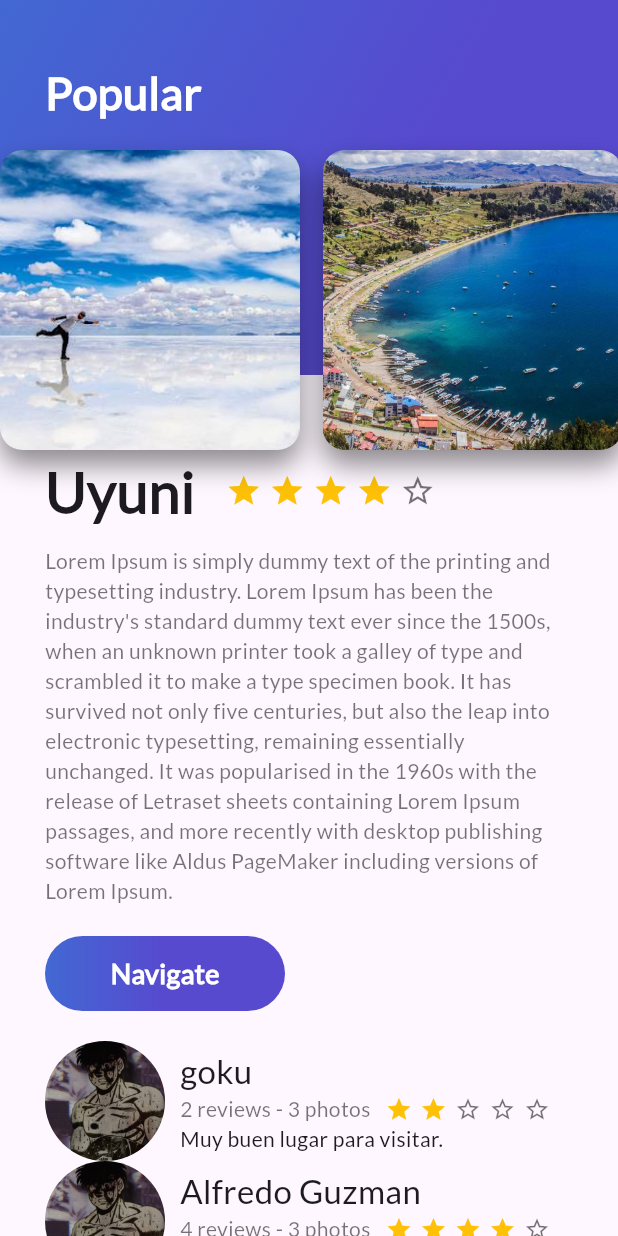
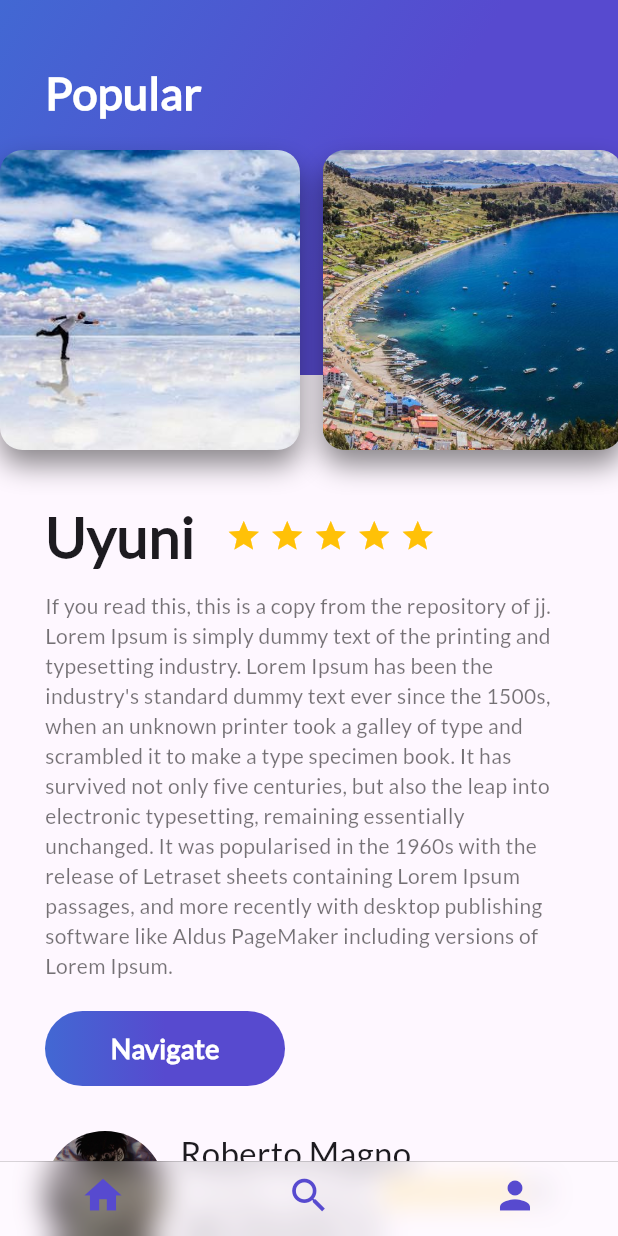
Before and after one commit to juansoly/ProyectoN2, a Flutter app: the screen it shows after launch, on a phone screen of 412 x 824 dp. Run offline on Flutter 3.47's test engine with Material 3 defaults, Android fonts, the phone set to English and light mode, and no system bars.

Commit message:
subido el 16/11/2025

```diff
--- a/places/lib/home.dart
+++ b/places/lib/home.dart
@@ -1,10 +1,10 @@
-import 'package:flutter/cupertino.dart';
 import 'package:flutter/material.dart';
 import 'package:places/card_image.dart';
 import 'package:places/gradient_back.dart';
 import 'package:places/home_app_bar.dart';
 import 'package:places/review.dart';
 import 'package:places/review_list.dart';
+
 import 'description_place.dart';
 
 class MyHome extends StatelessWidget{
@@ -12,41 +12,36 @@ class MyHome extends StatelessWidget{
   Widget build(BuildContext context) {
     final descriptionPlace = Container(
         margin: EdgeInsets.only(
-          top: 300,
+            top: 330,
             left: 30,
             right: 30
         ),
+        child: DescriptionPlace("Uyuni", 5, "If you read this, this is a copy from the repository of jj. Lorem Ipsum is simply dummy text of the printing and typesetting industry. Lorem Ipsum has been the industry's standard dummy text ever since the 1500s, when an unknown printer took a galley of type and scrambled it to make a type specimen book. It has survived not only five centuries, but also the leap into electronic typesetting, remaining essentially unchanged. It was popularised in the 1960s with the release of Letraset sheets containing Lorem Ipsum passages, and more recently with desktop publishing software like Aldus PageMaker including versions of Lorem Ipsum.")
+    );
 
-      child: DescriptionPlace("Uyuni",4,"Lorem Ipsum is simply dummy text of the printing and typesetting industry. Lorem Ipsum has been the industry's standard dummy text ever since the 1500s, when an unknown printer took a galley of type and scrambled it to make a type specimen book. It has survived not only five centuries, but also the leap into electronic typesetting, remaining essentially unchanged. It was popularised in the 1960s with the release of Letraset sheets containing Lorem Ipsum passages, and more recently with desktop publishing software like Aldus PageMaker including versions of Lorem Ipsum."),
-
-
-    );
-    final reviewlist = Container(
+    final reviewList = Container(
         margin: EdgeInsets.only(
             top: 20,
             left: 30,
             right: 30
+        ),
+        child: ReviewList()
+    );
 
-      ),
-
-      child:ReviewList()
-    );
-    //listview
     final listView = ListView(
       children: <Widget>[
         descriptionPlace,
-        reviewlist
+        reviewList
       ],
     );
+
     return Scaffold(
       body: Stack(
         children: <Widget>[
           listView,
           HomeAppBar("Popular")
-
         ],
-        )
+      ),
     );
   }
-
 }
--- a/places/lib/home_app_bar.dart
+++ b/places/lib/home_app_bar.dart
@@ -1,14 +1,20 @@
 import 'package:flutter/material.dart';
-import 'package:places/card_image_list.dart';
+import 'package:places/card_image.dart';
 import 'package:places/gradient_back.dart';
+
+import 'card_image_list.dart';
+
 class HomeAppBar extends StatelessWidget{
+
   String textoTitulo;
+
   HomeAppBar(this.textoTitulo);
+
   @override
   Widget build(BuildContext context) {
 
-    //Titulo
-    final titulo =Container(
+
+    final titulo = Container(
       margin: EdgeInsets.only(
           top: 40,
           left: 30
@@ -17,12 +23,13 @@ class HomeAppBar extends StatelessWidget{
         textoTitulo,
         style: TextStyle(
             fontFamily: "Lato",
-          fontWeight: FontWeight.bold,
+            fontWeight: FontWeight.w900,
             fontSize: 30,
             color: Colors.white
         ),
       ),
     );
+
     final appBar = Stack(
       children: <Widget>[
         GradientBack(),
@@ -30,7 +37,7 @@ class HomeAppBar extends StatelessWidget{
         CardImageList()
       ],
     );
+
     return appBar;
   }
-
 }
--- a/places/lib/main.dart
+++ b/places/lib/main.dart
@@ -1,10 +1,13 @@
 import 'package:flutter/material.dart';
-import 'home.dart';
-void main(){
-  runApp(MyApp());
+
+import 'package:places/places_cupertino.dart';
+
+void main() {
+  runApp(MainApp());
 }
 
-class MyApp extends StatelessWidget{
+class MainApp extends StatelessWidget {
+
   @override
   Widget build(BuildContext context) {
     return MaterialApp(
@@ -13,7 +16,7 @@ class MyApp extends StatelessWidget{
           primarySwatch: Colors.blue,
           visualDensity: VisualDensity.adaptivePlatformDensity
       ),
-     home: MyHome(),
+      home: PlacesCupertino(),
     );
   }
 }
--- /dev/null
+++ b/places/lib/places_cupertino.dart
@@ -0,0 +1,65 @@
+import 'package:flutter/material.dart';
+
+import 'package:flutter/cupertino.dart';
+import 'package:places/home.dart';
+import 'package:places/profile_places.dart';
+import 'package:places/search_places.dart';
+
+class PlacesCupertino extends StatelessWidget{
+  @override
+  Widget build(BuildContext context) {
+    final places = Scaffold(
+      bottomNavigationBar: CupertinoTabScaffold(
+          tabBar: CupertinoTabBar(
+            backgroundColor: Colors.white.withAlpha(50),
+            items: [
+              BottomNavigationBarItem(
+                  icon: Icon(
+                    Icons.home,
+                    color: Color(0xFF574ACF),
+                  )
+              ),
+              BottomNavigationBarItem(
+                  icon: Icon(
+                    Icons.search,
+                    color: Color(0xFF574ACF),
+                  )
+              ),
+              //If you read this is a copy from my repositry of jj
+              BottomNavigationBarItem(
+                  icon: Icon(
+                    Icons.person,
+                    color: Color(0xFF574ACF),
+                  )
+              ),
+            ],
+          ),
+          tabBuilder: (BuildContext context, int index){
+            CupertinoTabView cupertinoTabView = new CupertinoTabView();
+
+            switch(index){
+              case 0:
+                cupertinoTabView = CupertinoTabView(
+                  builder: (BuildContext context) => MyHome(),
+                );
+                break;
+              case 1:
+                cupertinoTabView = CupertinoTabView(
+                  builder: (BuildContext context) => SearchPlaces(),
+                );
+                break;
+              case 2:
+                cupertinoTabView = CupertinoTabView(
+                  builder: (BuildContext context) => ProfilePlaces(),
+                );
+                break;
+            }
+
+            return cupertinoTabView;
+          }
+      ),
+    );
+
+    return places;
+  }
+}
--- a/places/lib/review.dart
+++ b/places/lib/review.dart
@@ -1,19 +1,22 @@
 import 'package:flutter/material.dart';
-class Review extends StatelessWidget{
-  //variables
-  String pathFoto;
-  String TextoNombreUsuario;
+
+class Review extends StatelessWidget {
+
+  String pathPhoto;
+  String textNombreUsuario;
   String textoResumenUsuario;
   int cantidadEstrellas;
   String textoComentario;
-  //metodo constructor
-  Review(this.pathFoto, this.TextoNombreUsuario, this.textoResumenUsuario, this.cantidadEstrellas,this.textoComentario);
+
+  Review(this.pathPhoto, this.textNombreUsuario, this.textoResumenUsuario, this.cantidadEstrellas, this.textoComentario);
+
   @override
-  Widget build(BuildContext context) {
-    //foto
-    final foto= Container(
+  Widget build(BuildContext context){
+
+    final foto = Container(
       margin: EdgeInsets.only(
-        right: 10
+        right: 10,
+        top: 10,
       ),
       width: 80,
       height: 80,
@@ -21,30 +24,26 @@ class Review extends StatelessWidget{
           shape: BoxShape.circle,
           image: DecorationImage(
               image: AssetImage(
-            "assets/images/persona1.jpg"
-
-
+                  pathPhoto
               ),
               fit: BoxFit.cover
           )
       ),
+    );
 
-    );
-    //nombre del usuario
     final nombreUsuario = Container(
       child: Text(
-        TextoNombreUsuario,
+        textNombreUsuario,
         style: TextStyle(
             fontFamily: "Lato",
             fontSize: 22
         ),
       ),
+    );
 
-    );
-    //resumenUsuario
     final resumenUsuario = Container(
       margin: EdgeInsets.only(
-        right: 10
+        right: 10,
       ),
       child: Text(
         textoResumenUsuario,
@@ -54,18 +53,18 @@ class Review extends StatelessWidget{
         ),
       ),
     );
-    //estrella normal
+
     final estrella = Container(
       margin: EdgeInsets.only(
           right: 5
       ),
       child: Icon(
         Icons.star,
-        color:Colors.amber,
+        color: Colors.amber,
         size: 18,
       ),
     );
-    //estrella borde
+
     final estrellaBorde = Container(
       margin: EdgeInsets.only(
           right: 5
@@ -76,40 +75,37 @@ class Review extends StatelessWidget{
         size: 18,
       ),
     );
-    //Fila estrella
-    List <Container> estrellas = [];
-    for(int i=0; i<5; i++){
-      if(i < cantidadEstrellas) {
+
+    List<Container> estrellas = [];
+    for(int i = 0; i < 5; i++){
+      if(i < cantidadEstrellas){
         estrellas.add(estrella);
       }else{
         estrellas.add(estrellaBorde);
       }
     }
 
+
     final filaEstrellas = Row(
-      children:estrellas,
+      children: estrellas,
     );
 
-    //fila resumen
     final filaResumen = Row(
-      children:<Widget> [
+      children: <Widget>[
         resumenUsuario,
         filaEstrellas
       ],
     );
-    //comentario
+
     final comentario = Container(
       child: Text(
         textoComentario,
         style: TextStyle(
           fontFamily: "Lato",
-
         ),
-
       ),
     );
 
-    //columna review
     final columnaReview = Column(
       mainAxisAlignment: MainAxisAlignment.spaceAround,
       crossAxisAlignment: CrossAxisAlignment.start,
@@ -117,17 +113,15 @@ class Review extends StatelessWidget{
         nombreUsuario,
         filaResumen,
         comentario
-
       ],
     );
-    //review
+
     final review = Row(
-      children: < Widget>[
+      children: <Widget>[
         foto,
         columnaReview
       ],
     );
     return review;
   }
-
 }
--- a/places/lib/review_list.dart
+++ b/places/lib/review_list.dart
@@ -1,19 +1,19 @@
-import 'package:flutter/material.dart';
+import 'package:flutter/cupertino.dart';
 import 'package:places/review.dart';
 
-class ReviewList extends StatelessWidget{
+class ReviewList extends StatelessWidget {
   @override
   Widget build(BuildContext context) {
-    //review list
     final reviewList = Column(
-      children: <Widget>[
-        Review("assets/images/persona1.jpg","goku","2 reviews - 3 photos",2,"Muy buen lugar para visitar."),
-        Review("assets/images/persona2.jpg","Alfredo Guzman","4 reviews - 3 photos",4,"Los momentos son los lugares interesantes"),
-        Review("assets/images/persona3.jpg","Marial Veizaga","3 reviews - 2 photos",5,"Muy buen para sacar fotos"),
-        Review("assets/images/persona4.jpg","Luisa Estrada","2 reviews - 3 photos",4,"La vida es hermosa"),
-        Review("assets/images/persona5.jpg","Alberto Soria","5 reviews - 5 photos",2,"Muy buen lugar para Viajar")
-      ],
+        children: <Widget>[
+          Review("assets/images/persona1.jpg", "Roberto Magno", "1 reviews - 3 photos", 4, "lugar interesante ! D:"),
+          Review("assets/images/persona2.jpg", "Lusia Ramos", "4 reviews - 2 photos", 4, "Les recomiendo este lugar.. :D"),
+          Review("assets/images/persona3.jpg", "Mijael Alvares", "3 reviews - 2 photos", 5, "Bastante lejos pero lo vale..."),
+          Review("assets/images/persona4.jpg", "Fernando Solis", "8 reviews - 4 photos", 3, "EL lugar es interesante!"),
+          Review("assets/images/persona5.jpg", "Carlos Cuellar", "3 reviews - 4 photos", 3, "Quiero ir a mi casita!!! :D!"),
+        ]
     );
-   return reviewList;
+
+    return reviewList;
   }
 }
```
Also changed, not shown: places/lib/fab_green.dart (added, +38 -0 lines), places/lib/places.dart (added, +68 -0 lines), places/lib/profile_places.dart (added, +11 -0 lines), places/lib/search_places.dart (added, +13 -0 lines), 3 other files. Lines whose indentation alone changed are shown as unchanged.
